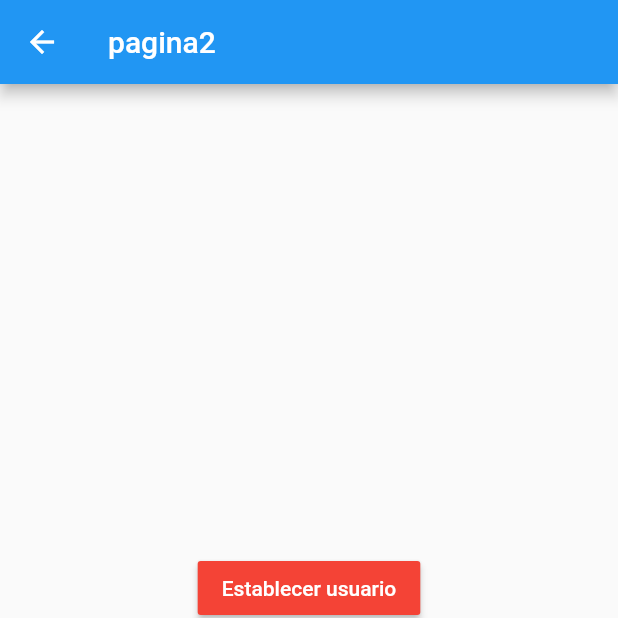
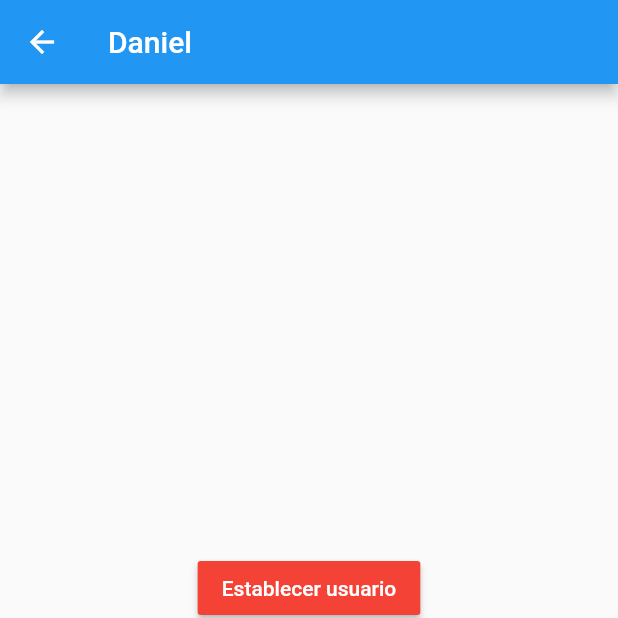
Before and after one commit to DannyStrelok/Flutter_manejadores_de_estado, a Flutter app: the Page2Screen screen opened by its route, after a tap on "Establecer usuario", on a phone screen of 412 x 824 dp, the top half of it. Run offline on Flutter 3.47's test engine with Material 2 defaults, Android fonts, the phone set to English and light mode, and no system bars; accounts and stored records are empty.

Commit message:
Uso de provider. está chupao ;)

```diff
--- /dev/null
+++ b/lib/src/providers/usuario_provider.dart
@@ -0,0 +1,32 @@
+import 'package:flutter/material.dart';
+import 'package:flutter_states_app/src/models/Usuario.dart';
+
+class UsuarioProvider with ChangeNotifier {
+
+  Usuario _usuario;
+
+  Usuario get usuario => _usuario;
+
+  bool get existeUsuario => this._usuario != null ? true : false;
+
+  set usuario(Usuario value) {
+    _usuario = value;
+    notifyListeners();
+  }
+
+  void setEdad(int edad) {
+    _usuario.edad = edad;
+    notifyListeners();
+  }
+
+  void addProfesion(String profesion) {
+    _usuario.profesiones.add('$profesion - ${_usuario.profesiones.length+1}');
+    notifyListeners();
+  }
+
+  void limpiarUsuario() {
+    _usuario = null;
+    notifyListeners();
+  }
+
+}
--- a/lib/src/screens/page1_screen.dart
+++ b/lib/src/screens/page1_screen.dart
@@ -1,12 +1,24 @@
 import 'package:flutter/cupertino.dart';
 import 'package:flutter/material.dart';
+import 'package:flutter_states_app/src/models/Usuario.dart';
+import 'package:flutter_states_app/src/providers/usuario_provider.dart';
+import 'package:provider/provider.dart';
 
 class Page1Screen extends StatelessWidget {
   @override
   Widget build(BuildContext context) {
+    final usuarioProvider = Provider.of<UsuarioProvider>(context);
+
     return Scaffold(
       appBar: AppBar(
         title: Text('pagina1'),
+        actions: [
+          IconButton(
+              icon: Icon(Icons.clear),
+              onPressed: () {
+                usuarioProvider.limpiarUsuario();
+              })
+        ],
       ),
       drawer: Drawer(
         child: Column(
@@ -18,10 +30,14 @@ class Page1Screen extends StatelessWidget {
           ],
         ),
       ),
-      body: InformacionUsuario(),
+      body: usuarioProvider.existeUsuario
+          ? InformacionUsuario(usuarioProvider.usuario)
+          : Center(
+              child: Text('No hay usuario'),
+            ),
       floatingActionButton: FloatingActionButton(
         child: Icon(Icons.next_plan_outlined),
-        onPressed: (){
+        onPressed: () {
           Navigator.pushNamed(context, 'pagina2');
         },
       ),
@@ -30,6 +46,10 @@ class Page1Screen extends StatelessWidget {
 }
 
 class InformacionUsuario extends StatelessWidget {
+  final Usuario usuario;
+
+  InformacionUsuario(this.usuario);
+
   @override
   Widget build(BuildContext context) {
     return Container(
@@ -40,24 +60,30 @@ class InformacionUsuario extends StatelessWidget {
         child: Column(
           crossAxisAlignment: CrossAxisAlignment.start,
           children: [
-            Text('General', style: TextStyle(fontSize: 18, fontWeight: FontWeight.bold),),
+            Text(
+              'General',
+              style: TextStyle(fontSize: 18, fontWeight: FontWeight.bold),
+            ),
             Divider(),
             ListTile(
-              title: Text('nombre:'),
+              title: Text('nombre: ${this.usuario.nombre}'),
             ),
             ListTile(
-              title: Text('nombre:'),
+              title: Text('edad: ${this.usuario.edad}'),
             ),
-
-            Text('Profesiones', style: TextStyle(fontSize: 18, fontWeight: FontWeight.bold),),
+            Text(
+              'Profesiones',
+              style: TextStyle(fontSize: 18, fontWeight: FontWeight.bold),
+            ),
             Divider(),
-
-            ListTile(
-              title: Text('Profesión 1:'),
-            ),
-            ListTile(
-              title: Text('Profesión 2'),
-            ),
+            ...usuario.profesiones
+                .map((profesion) => ListTile(
+                      title: Text(profesion),
+                    ))
+                .toList(),
+            // ListTile(
+            //   title: Text('Profesión 1:'),
+            // ),
           ],
         ),
       ),
--- a/lib/src/screens/page2_screen.dart
+++ b/lib/src/screens/page2_screen.dart
@@ -1,30 +1,44 @@
 import 'package:flutter/material.dart';
+import 'package:flutter_states_app/src/models/Usuario.dart';
+import 'package:flutter_states_app/src/providers/usuario_provider.dart';
+import 'package:provider/provider.dart';
 
 class Page2Screen extends StatelessWidget {
   @override
   Widget build(BuildContext context) {
+
+    final usuarioProvider = Provider.of<UsuarioProvider>(context);
+
     return Scaffold(
       appBar: AppBar(
-        title: Text('pagina2'),
+        title: Text(
+          usuarioProvider.existeUsuario ? usuarioProvider.usuario.nombre : 'Página 2'
+        ),
       ),
       body: Center(
         child: Column(
           mainAxisAlignment: MainAxisAlignment.center,
           children: [
             MaterialButton(
-              onPressed: (){},
+              onPressed: (){
+                usuarioProvider.usuario = new Usuario(nombre: 'Daniel', edad: 28, profesiones: ['App developer', 'front developer']);
+              },
               color: Colors.red,
               textColor: Colors.white,
               child: Text('Establecer usuario'),
             ),
             MaterialButton(
-              onPressed: (){},
+              onPressed: (){
+                usuarioProvider.setEdad(30);
+              },
               color: Colors.red,
               textColor: Colors.white,
               child: Text('Cambiar edad'),
             ),
             MaterialButton(
-              onPressed: (){},
+              onPressed: (){
+                usuarioProvider.addProfesion('NUEVA PROFESIÓN');
+              },
               color: Colors.red,
               textColor: Colors.white,
               child: Text('Añadir profesión'),
--- a/pubspec.yaml
+++ b/pubspec.yaml
@@ -28,6 +28,7 @@ dependencies:
   # The following adds the Cupertino Icons font to your application.
   # Use with the CupertinoIcons class for iOS style icons.
   cupertino_icons: ^1.0.0
+  provider: ^4.3.3
 
 dev_dependencies:
   flutter_test:
```
Also changed, not shown: lib/main.dart (+8 -1 lines), pubspec.lock.
